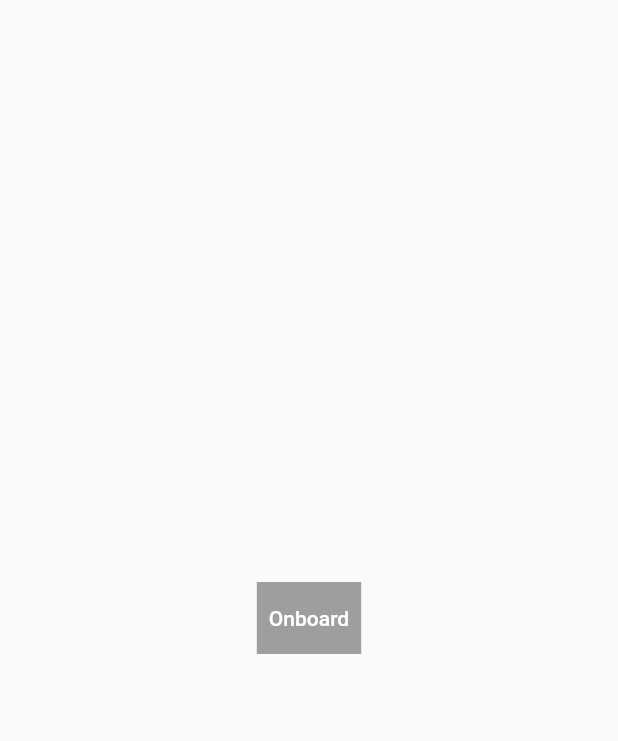
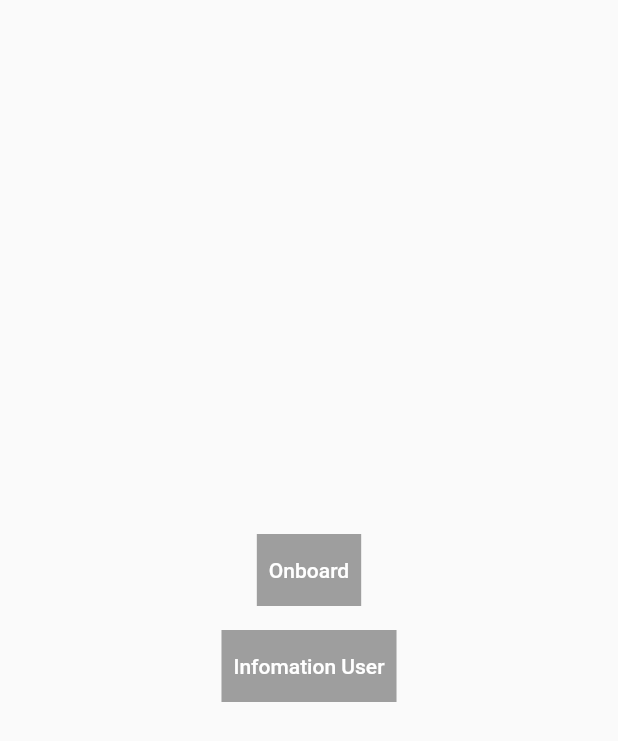
Before and after one commit to SonNguyen9720/plan_meal_app, a Flutter app: the screen it shows after launch, on a phone screen of 412 x 824 dp. Shown: the top 741 px of the screen. Run offline on Flutter 3.47's test engine with Material 2 defaults, Android fonts, the light colour scheme and no system bars; our stand-ins replace bloc, carousel_slider, device_preview, equatable, flutter_bloc, get_it and 2 more; Roboto replaces fonts that are missing (Signika).

Commit message:
Add component in user_name_screen

```diff
--- a/lib/config/routes.dart
+++ b/lib/config/routes.dart
@@ -4,5 +4,5 @@ class PlanMealRoutes {
   static const splashScreen = '/';
   static const onboard = 'onboard';
   static const listFeature = 'listFeature';
-  static const informationName = 'informationName';
+  static const informationUserName = 'informationUserName';
 }
--- a/lib/config/theme.dart
+++ b/lib/config/theme.dart
@@ -19,6 +19,7 @@ class AppColors {
   static const lightGray = Color(0xFF9D9B9B);
   static const darkGray = Color(0xFF979797);
   static const gray = Color.fromRGBO(124, 124, 124, 1);
+  static const backgroundIndicator = Color(0xFFA9A9A9);
 }
 
 class AppConst {}
--- a/lib/main.dart
+++ b/lib/main.dart
@@ -1,5 +1,3 @@
-import 'dart:js';
-
 import 'package:device_preview/device_preview.dart';
 import 'package:flutter/foundation.dart';
 import 'package:flutter/material.dart';
@@ -67,7 +65,7 @@ class OpenPlanningMealApp extends StatelessWidget {
     return <String, WidgetBuilder>{
       PlanMealRoutes.splashScreen: (context) => SplashScreen(),
       PlanMealRoutes.onboard: (context) => OnboardScreen(),
-      PlanMealRoutes.informationName: (context) => NameScreen(),
+      PlanMealRoutes.informationUserName: (context) => NameScreen(),
     };
   }
 }
--- a/lib/presentation/features/list_feature.dart
+++ b/lib/presentation/features/list_feature.dart
@@ -11,7 +11,9 @@ class ListFeatures extends StatelessWidget {
         child: SingleChildScrollView(
           child: Column(
             children: [
-              Container(
+              Padding(
+                padding: const EdgeInsets.all(8.0),
+                child: Container(
                   color: Colors.grey,
                   child: TextButton(
                       onPressed: () {
@@ -21,7 +23,23 @@ class ListFeatures extends StatelessWidget {
                         "Onboard",
                         style: TextStyle(color: Colors.white),
                       )),
-              )
+                ),
+              ),
+              Padding(
+                padding: const EdgeInsets.all(8.0),
+                child: Container(
+                  color: Colors.grey,
+                  child: TextButton(
+                      onPressed: () {
+                        Navigator.of(context)
+                            .pushNamed(PlanMealRoutes.informationUserName);
+                      },
+                      child: const Text(
+                        "Infomation User",
+                        style: TextStyle(color: Colors.white),
+                      )),
+                ),
+              ),
             ],
           ),
         ),
```
Also changed, not shown: lib/presentation/features/information_user/name/user_name_screen.dart (+43 -1 lines), lib/presentation/widgets/independent/navigate_button.dart (added, +34 -0 lines). Lines whose indentation alone changed are shown as unchanged.
